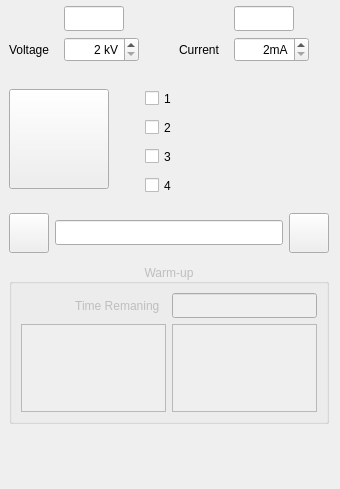
Above: Gui/forms/form_tubewidget.ui from slsdetectorgroup/motorControlSoftware before the change. Below: the same form after it.
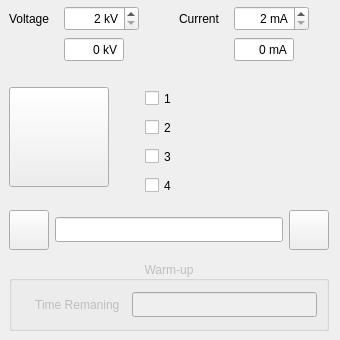
That is the form after the change. Icons and pictures are not drawn.

```diff
--- a/Gui/forms/form_tubewidget.ui
+++ b/Gui/forms/form_tubewidget.ui
@@ -7,11 +7,11 @@
     <x>0</x>
     <y>0</y>
     <width>340</width>
-    <height>489</height>
+    <height>340</height>
    </rect>
   </property>
   <property name="sizePolicy">
-   <sizepolicy hsizetype="Fixed" vsizetype="Minimum">
+   <sizepolicy hsizetype="Fixed" vsizetype="Fixed">
     <horstretch>0</horstretch>
     <verstretch>0</verstretch>
    </sizepolicy>
@@ -19,13 +19,13 @@
   <property name="minimumSize">
    <size>
     <width>340</width>
-    <height>0</height>
+    <height>340</height>
    </size>
   </property>
   <property name="maximumSize">
    <size>
     <width>340</width>
-    <height>16777215</height>
+    <height>340</height>
    </size>
   </property>
   <property name="windowTitle">
@@ -38,20 +38,7 @@
    <property name="spacing">
     <number>0</number>
    </property>
-   <item row="2" column="0">
-    <spacer name="verticalSpacer">
-     <property name="orientation">
-      <enum>Qt::Vertical</enum>
-     </property>
-     <property name="sizeHint" stdset="0">
-      <size>
-       <width>20</width>
-       <height>56</height>
-      </size>
-     </property>
-    </spacer>
-   </item>
-   <item row="0" column="0">
+   <item row="1" column="0" alignment="Qt::AlignLeft|Qt::AlignTop">
     <widget class="QWidget" name="widgetTube" native="true">
      <property name="sizePolicy">
       <sizepolicy hsizetype="Fixed" vsizetype="Fixed">
@@ -62,13 +49,13 @@
      <property name="minimumSize">
       <size>
        <width>340</width>
-       <height>430</height>
+       <height>340</height>
       </size>
      </property>
      <property name="maximumSize">
       <size>
        <width>340</width>
-       <height>430</height>
+       <height>340</height>
       </size>
      </property>
      <layout class="QGridLayout" name="gridWidgetTube">
@@ -169,13 +156,13 @@
         <property name="minimumSize">
          <size>
           <width>320</width>
-          <height>160</height>
+          <height>70</height>
          </size>
         </property>
         <property name="maximumSize">
          <size>
           <width>320</width>
-          <height>160</height>
+          <height>70</height>
          </size>
         </property>
         <property name="title">
@@ -185,23 +172,10 @@
          <set>Qt::AlignCenter</set>
         </property>
         <layout class="QGridLayout" name="gridWarmup">
-         <item row="1" column="1">
-          <widget class="QGraphicsView" name="graphicsCurrent">
-           <property name="sizePolicy">
-            <sizepolicy hsizetype="Minimum" vsizetype="Minimum">
-             <horstretch>0</horstretch>
-             <verstretch>0</verstretch>
-            </sizepolicy>
-           </property>
-           <property name="toolTip">
-            <string>Current(mA) vs Wait Time (min)</string>
-           </property>
-          </widget>
-         </item>
          <item row="0" column="1">
           <widget class="QLineEdit" name="dispTime">
            <property name="sizePolicy">
-            <sizepolicy hsizetype="Minimum" vsizetype="Fixed">
+            <sizepolicy hsizetype="Expanding" vsizetype="Fixed">
              <horstretch>0</horstretch>
              <verstretch>0</verstretch>
             </sizepolicy>
@@ -218,30 +192,57 @@
              <height>25</height>
             </size>
            </property>
+           <property name="palette">
+            <palette>
+             <active>
+              <colorrole role="Text">
+               <brush brushstyle="SolidPattern">
+                <color alpha="255">
+                 <red>255</red>
+                 <green>0</green>
+                 <blue>0</blue>
+                </color>
+               </brush>
+              </colorrole>
+             </active>
+             <inactive>
+              <colorrole role="Text">
+               <brush brushstyle="SolidPattern">
+                <color alpha="255">
+                 <red>255</red>
+                 <green>0</green>
+                 <blue>0</blue>
+                </color>
+               </brush>
+              </colorrole>
+             </inactive>
+             <disabled>
+              <colorrole role="Text">
+               <brush brushstyle="SolidPattern">
+                <color alpha="255">
+                 <red>139</red>
+                 <green>142</green>
+                 <blue>142</blue>
+                </color>
+               </brush>
+              </colorrole>
+             </disabled>
+            </palette>
+           </property>
            <property name="focusPolicy">
             <enum>Qt::NoFocus</enum>
            </property>
            <property name="toolTip">
             <string>Warm up time remaining</string>
            </property>
+           <property name="alignment">
+            <set>Qt::AlignCenter</set>
+           </property>
            <property name="readOnly">
             <bool>true</bool>
            </property>
           </widget>
          </item>
-         <item row="1" column="0">
-          <widget class="QGraphicsView" name="graphicsVoltage">
-           <property name="sizePolicy">
-            <sizepolicy hsizetype="Minimum" vsizetype="Minimum">
-             <horstretch>0</horstretch>
-             <verstretch>0</verstretch>
-            </sizepolicy>
-           </property>
-           <property name="toolTip">
-            <string>Voltage(kV) vs Wait Time(min)</string>
-           </property>
-          </widget>
-         </item>
          <item row="0" column="0">
           <widget class="QLabel" name="lblTime">
            <property name="sizePolicy">
@@ -545,108 +546,6 @@
          <property name="spacing">
           <number>0</number>
          </property>
-         <item row="1" column="0">
-          <widget class="QLabel" name="lblVoltage">
-           <property name="sizePolicy">
-            <sizepolicy hsizetype="Fixed" vsizetype="Fixed">
-             <horstretch>0</horstretch>
-             <verstretch>0</verstretch>
-            </sizepolicy>
-           </property>
-           <property name="minimumSize">
-            <size>
-             <width>55</width>
-             <height>25</height>
-            </size>
-           </property>
-           <property name="maximumSize">
-            <size>
-             <width>55</width>
-             <height>25</height>
-            </size>
-           </property>
-           <property name="sizeIncrement">
-            <size>
-             <width>50</width>
-             <height>30</height>
-            </size>
-           </property>
-           <property name="text">
-            <string>Voltage </string>
-           </property>
-          </widget>
-         </item>
-         <item row="1" column="1">
-          <widget class="QSpinBox" name="spinVoltage">
-           <property name="minimumSize">
-            <size>
-             <width>75</width>
-             <height>25</height>
-            </size>
-           </property>
-           <property name="maximumSize">
-            <size>
-             <width>75</width>
-             <height>25</height>
-            </size>
-           </property>
-           <property name="toolTip">
-            <string>Voltage</string>
-           </property>
-           <property name="alignment">
-            <set>Qt::AlignRight|Qt::AlignTrailing|Qt::AlignVCenter</set>
-           </property>
-           <property name="keyboardTracking">
-            <bool>false</bool>
-           </property>
-           <property name="suffix">
-            <string> kV</string>
-           </property>
-           <property name="minimum">
-            <number>2</number>
-           </property>
-           <property name="maximum">
-            <number>60</number>
-           </property>
-           <property name="value">
-            <number>2</number>
-           </property>
-          </widget>
-         </item>
-         <item row="1" column="4">
-          <widget class="QSpinBox" name="spinCurrent">
-           <property name="minimumSize">
-            <size>
-             <width>75</width>
-             <height>25</height>
-            </size>
-           </property>
-           <property name="maximumSize">
-            <size>
-             <width>75</width>
-             <height>25</height>
-            </size>
-           </property>
-           <property name="toolTip">
-            <string>Current</string>
-           </property>
-           <property name="alignment">
-            <set>Qt::AlignRight|Qt::AlignTrailing|Qt::AlignVCenter</set>
-           </property>
-           <property name="keyboardTracking">
-            <bool>false</bool>
-           </property>
-           <property name="suffix">
-            <string>mA</string>
-           </property>
-           <property name="minimum">
-            <number>2</number>
-           </property>
-           <property name="maximum">
-            <number>80</number>
-           </property>
-          </widget>
-         </item>
          <item row="1" column="2">
           <spacer name="horizontalSpacer">
            <property name="orientation">
@@ -660,7 +559,75 @@
            </property>
           </spacer>
          </item>
-         <item row="1" column="3">
+         <item row="0" column="0">
+          <widget class="QLabel" name="lblVoltage">
+           <property name="sizePolicy">
+            <sizepolicy hsizetype="Fixed" vsizetype="Fixed">
+             <horstretch>0</horstretch>
+             <verstretch>0</verstretch>
+            </sizepolicy>
+           </property>
+           <property name="minimumSize">
+            <size>
+             <width>55</width>
+             <height>25</height>
+            </size>
+           </property>
+           <property name="maximumSize">
+            <size>
+             <width>55</width>
+             <height>25</height>
+            </size>
+           </property>
+           <property name="sizeIncrement">
+            <size>
+             <width>50</width>
+             <height>30</height>
+            </size>
+           </property>
+           <property name="text">
+            <string>Voltage </string>
+           </property>
+          </widget>
+         </item>
+         <item row="0" column="1">
+          <widget class="QSpinBox" name="spinVoltage">
+           <property name="minimumSize">
+            <size>
+             <width>75</width>
+             <height>25</height>
+            </size>
+           </property>
+           <property name="maximumSize">
+            <size>
+             <width>75</width>
+             <height>25</height>
+            </size>
+           </property>
+           <property name="toolTip">
+            <string>Voltage</string>
+           </property>
+           <property name="alignment">
+            <set>Qt::AlignRight|Qt::AlignTrailing|Qt::AlignVCenter</set>
+           </property>
+           <property name="keyboardTracking">
+            <bool>false</bool>
+           </property>
+           <property name="suffix">
+            <string> kV</string>
+           </property>
+           <property name="minimum">
+            <number>2</number>
+           </property>
+           <property name="maximum">
+            <number>60</number>
+           </property>
+           <property name="value">
+            <number>2</number>
+           </property>
+          </widget>
+         </item>
+         <item row="0" column="3">
           <widget class="QLabel" name="lblCurrent">
            <property name="sizePolicy">
             <sizepolicy hsizetype="Fixed" vsizetype="Fixed">
@@ -691,48 +658,42 @@
            </property>
           </widget>
          </item>
-         <item row="0" column="1">
-          <widget class="QLineEdit" name="dispVoltage">
-           <property name="sizePolicy">
-            <sizepolicy hsizetype="Fixed" vsizetype="Fixed">
-             <horstretch>0</horstretch>
-             <verstretch>0</verstretch>
-            </sizepolicy>
-           </property>
-           <property name="minimumSize">
-            <size>
-             <width>60</width>
-             <height>25</height>
-            </size>
-           </property>
-           <property name="maximumSize">
-            <size>
-             <width>60</width>
-             <height>25</height>
-            </size>
-           </property>
-           <property name="focusPolicy">
-            <enum>Qt::NoFocus</enum>
-           </property>
-           <property name="toolTip">
-            <string>Actual Voltage</string>
-           </property>
-           <property name="alignment">
-            <set>Qt::AlignRight|Qt::AlignTrailing|Qt::AlignVCenter</set>
-           </property>
-           <property name="readOnly">
-            <bool>true</bool>
-           </property>
-          </widget>
-         </item>
          <item row="0" column="4">
-          <widget class="QLineEdit" name="dispCurrent">
-           <property name="sizePolicy">
-            <sizepolicy hsizetype="Fixed" vsizetype="Fixed">
-             <horstretch>0</horstretch>
-             <verstretch>0</verstretch>
-            </sizepolicy>
+          <widget class="QSpinBox" name="spinCurrent">
+           <property name="minimumSize">
+            <size>
+             <width>75</width>
+             <height>25</height>
+            </size>
            </property>
+           <property name="maximumSize">
+            <size>
+             <width>75</width>
+             <height>25</height>
+            </size>
+           </property>
+           <property name="toolTip">
+            <string>Current</string>
+           </property>
+           <property name="alignment">
+            <set>Qt::AlignRight|Qt::AlignTrailing|Qt::AlignVCenter</set>
+           </property>
+           <property name="keyboardTracking">
+            <bool>false</bool>
+           </property>
+           <property name="suffix">
+            <string> mA</string>
+           </property>
+           <property name="minimum">
+            <number>2</number>
+           </property>
+           <property name="maximum">
+            <number>80</number>
+           </property>
+          </widget>
+         </item>
+         <item row="1" column="1">
+          <widget class="QSpinBox" name="spinActualVoltage">
            <property name="minimumSize">
             <size>
              <width>60</width>
@@ -756,6 +717,70 @@
            </property>
            <property name="readOnly">
             <bool>true</bool>
+           </property>
+           <property name="buttonSymbols">
+            <enum>QAbstractSpinBox::NoButtons</enum>
+           </property>
+           <property name="keyboardTracking">
+            <bool>false</bool>
+           </property>
+           <property name="suffix">
+            <string> kV</string>
+           </property>
+           <property name="minimum">
+            <number>0</number>
+           </property>
+           <property name="maximum">
+            <number>60</number>
+           </property>
+           <property name="value">
+            <number>0</number>
+           </property>
+          </widget>
+         </item>
+         <item row="1" column="4">
+          <widget class="QSpinBox" name="spinActualCurrent">
+           <property name="minimumSize">
+            <size>
+             <width>60</width>
+             <height>25</height>
+            </size>
+           </property>
+           <property name="maximumSize">
+            <size>
+             <width>60</width>
+             <height>25</height>
+            </size>
+           </property>
+           <property name="focusPolicy">
+            <enum>Qt::NoFocus</enum>
+           </property>
+           <property name="toolTip">
+            <string>Voltage</string>
+           </property>
+           <property name="alignment">
+            <set>Qt::AlignRight|Qt::AlignTrailing|Qt::AlignVCenter</set>
+           </property>
+           <property name="readOnly">
+            <bool>true</bool>
+           </property>
+           <property name="buttonSymbols">
+            <enum>QAbstractSpinBox::NoButtons</enum>
+           </property>
+           <property name="keyboardTracking">
+            <bool>false</bool>
+           </property>
+           <property name="suffix">
+            <string> mA</string>
+           </property>
+           <property name="minimum">
+            <number>0</number>
+           </property>
+           <property name="maximum">
+            <number>80</number>
+           </property>
+           <property name="value">
+            <number>0</number>
            </property>
           </widget>
          </item>
```
Left out of the diff: 2 changed lines with no effect on the pictures.
